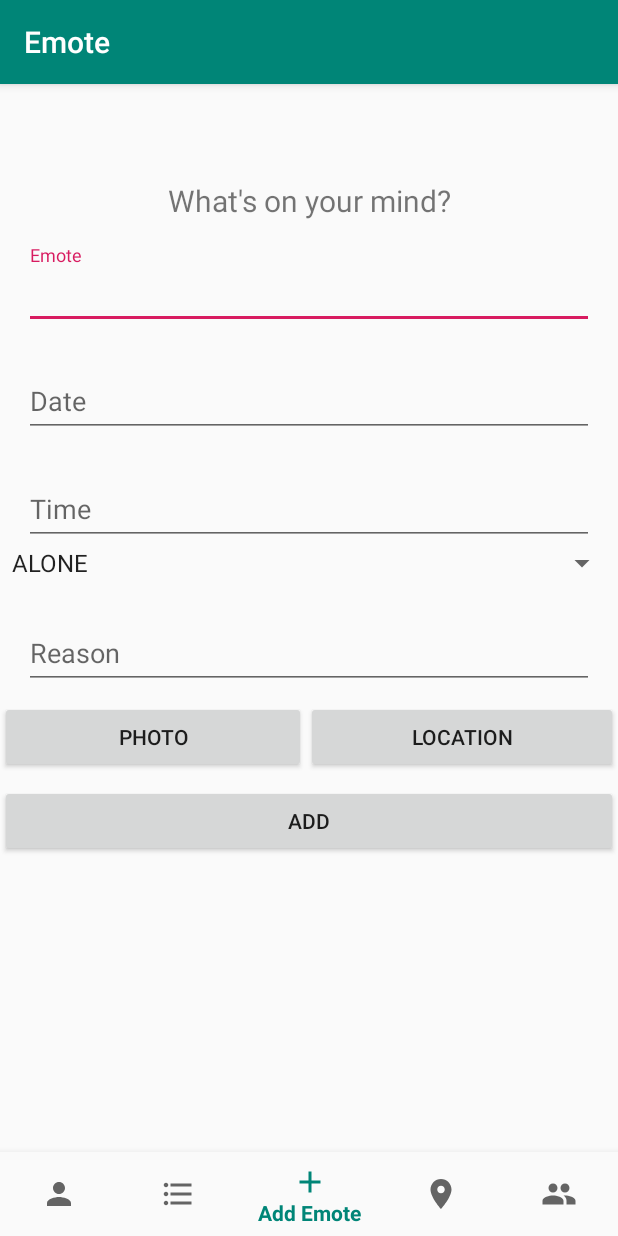
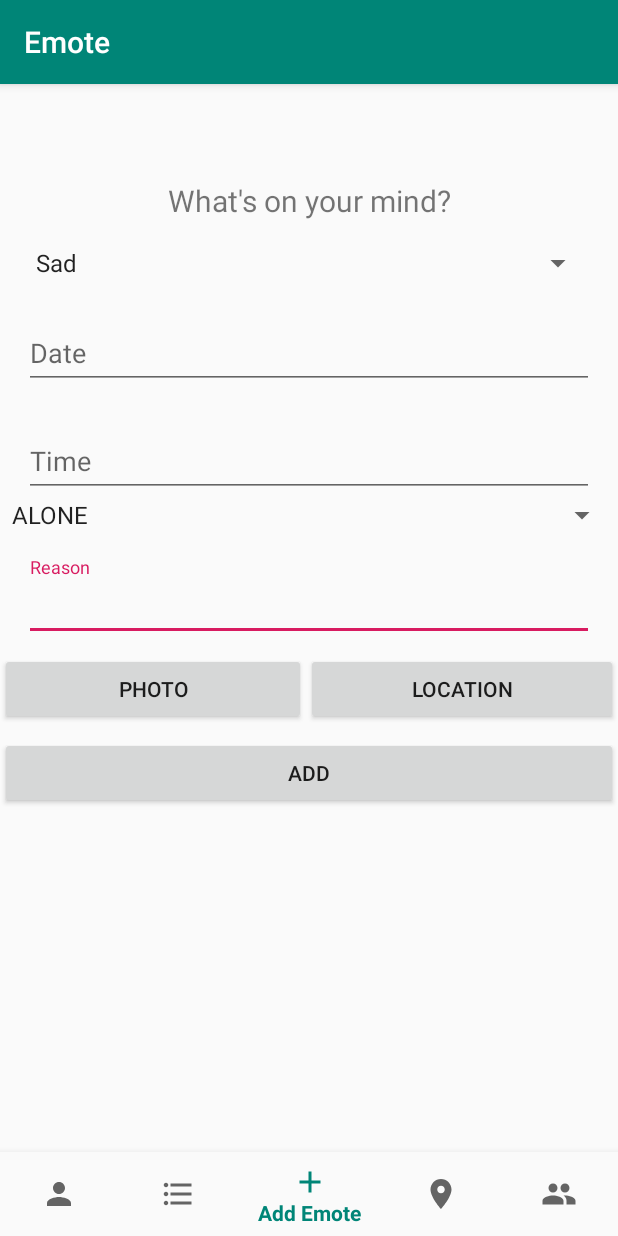
Before and after one commit to CMPUT301F19T25/0.8XEng, an Android app: the AddEmoteFragment screen opened directly, with no data from a screen before it, on a phone screen of 412 x 824 dp. Run offline under Robolectric (Android 15) with nearby library versions, the phone set to English and light mode, and no system bars; our stand-ins replace Firebase (no records; nobody signed in at launch, a user with empty details on screens opened directly), navigation-ui.

Commit message:
Added conversion of emote to a string array to Emote Class. Added Emote spinner to AddEmoteFragment

```diff
--- a/source/app/src/main/java/com/example/emote/Emotion.java
+++ b/source/app/src/main/java/com/example/emote/Emotion.java
@@ -1,4 +1,6 @@
 package com.example.emote;
+
+import android.content.Context;
 
 public enum Emotion {
     SAD,
@@ -9,4 +11,14 @@
     NEUTRAL,
     ANNOYED,
     STRESSED;
+
+    public static String[] getEmotionStrings(Context context) {
+        String emotions[] = new String[Emotion.values().length];
+        for (int i = 0; i < Emotion.values().length; i++) {
+            int identifier = context.getResources().getIdentifier(Emotion.values()[i].toString(), "string", context.getPackageName());
+            emotions[i] = context.getResources().getString(identifier);
+        }
+        return  emotions;
+    }
+
 }
--- a/source/app/src/main/java/com/example/emote/ui/addemote/AddEmoteFragment.java
+++ b/source/app/src/main/java/com/example/emote/ui/addemote/AddEmoteFragment.java
@@ -12,18 +12,14 @@
 import android.widget.DatePicker;
 import android.widget.EditText;
 import android.widget.Spinner;
-import android.widget.TextView;
 import android.widget.TimePicker;
 
-import androidx.annotation.Nullable;
 import androidx.annotation.NonNull;
 import androidx.fragment.app.Fragment;
-import androidx.lifecycle.Observer;
 import androidx.lifecycle.ViewModelProviders;
 
 import com.example.emote.Emotion;
 import com.example.emote.FireStoreHandler;
-import com.example.emote.MainActivity;
 import com.example.emote.R;
 import com.example.emote.EmotionEvent;
 import com.example.emote.Situation;
@@ -31,7 +27,6 @@
 
 import java.util.Calendar;
 import java.util.Date;
-import java.util.zip.Inflater;
 
 public class AddEmoteFragment extends Fragment {
 
@@ -48,6 +43,7 @@
     private EditText textReasonField;
     private DatePickerDialog datePicker;
     private TimePickerDialog timePicker;
+    private Spinner emotionSpinner;
     private Spinner situationSpinner;
     private Button submitButton;
 
@@ -56,11 +52,12 @@
         textLayoutDate = root.findViewById(R.id.text_layout_date);
         textLayoutTime = root.findViewById(R.id.text_layout_time);
         textLayoutReason = root.findViewById(R.id.text_layout_reason);
-        textEmoteField = root.findViewById(R.id.text_emote_field);
+        textEmoteField = root.findViewById(R.id.spinner);
         textDateField = root.findViewById(R.id.text_date_field);
         textTimeField = root.findViewById(R.id.text_time_field);
         textReasonField = root.findViewById(R.id.text_reason_field);
         situationSpinner = root.findViewById(R.id.spinner_situation);
+        emotionSpinner = root.findViewById(R.id.spinnner_emote);
         submitButton = root.findViewById(R.id.submitButton);
         return root;
     }
@@ -72,6 +69,7 @@
         View root = initializeViews(inflater, container);
 
         situationSpinner.setAdapter(new ArrayAdapter<Situation>(getContext(), android.R.layout.simple_spinner_item, Situation.values()));
+        emotionSpinner.setAdapter(new ArrayAdapter<String>(getContext(), android.R.layout.simple_spinner_item, Emotion.getEmotionStrings(getContext())));
 
         textDateField.setInputType(InputType.TYPE_NULL);
         textDateField.setOnClickListener(new View.OnClickListener() {
--- a/source/app/src/main/java/com/example/emote/ui/listemote/ListEmoteFragment.java
+++ b/source/app/src/main/java/com/example/emote/ui/listemote/ListEmoteFragment.java
@@ -46,13 +46,8 @@
         emoteListView = root.findViewById(R.id.emote_list_view);
         spinner = root.findViewById(R.id.spinner);
 
-        String emotions[] = new String[Emotion.values().length];
-        for(int i = 0; i<Emotion.values().length;i++){
-            int identifier = getResources().getIdentifier(Emotion.values()[i].toString(),"string", getContext().getPackageName());
-            emotions[i] = getContext().getResources().getString(identifier);
 
-        }
-        ArrayAdapter<String> adapter = new ArrayAdapter<String>(getContext(), android.R.layout.simple_spinner_item, emotions);
+        ArrayAdapter<String> adapter = new ArrayAdapter<String>(getContext(), android.R.layout.simple_spinner_item, Emotion.getEmotionStrings(getContext()));
         spinner.setAdapter(adapter);
 
 
@@ -61,8 +56,6 @@
         emoteListView.setAdapter(emoteAdapter);
         listEmoteViewModel.grabFirebase(emoteAdapter, emoteDataList);
 
-
-
         return root;
     }
 }
--- a/source/app/src/main/res/layout/fragment_add_emote.xml
+++ b/source/app/src/main/res/layout/fragment_add_emote.xml
@@ -28,11 +28,12 @@
         app:layout_constraintTop_toBottomOf="@+id/text_add_emote"
         tools:layout_editor_absoluteX="16dp">
 
-        <EditText
-            android:id="@+id/text_emote_field"
+        <Spinner
+            android:id="@+id/spinnner_emote"
             android:layout_width="match_parent"
             android:layout_height="wrap_content"
-            android:hint="Emote" />
+            android:layout_weight="1" />
+
     </com.google.android.material.textfield.TextInputLayout>
 
     <com.google.android.material.textfield.TextInputLayout
```
